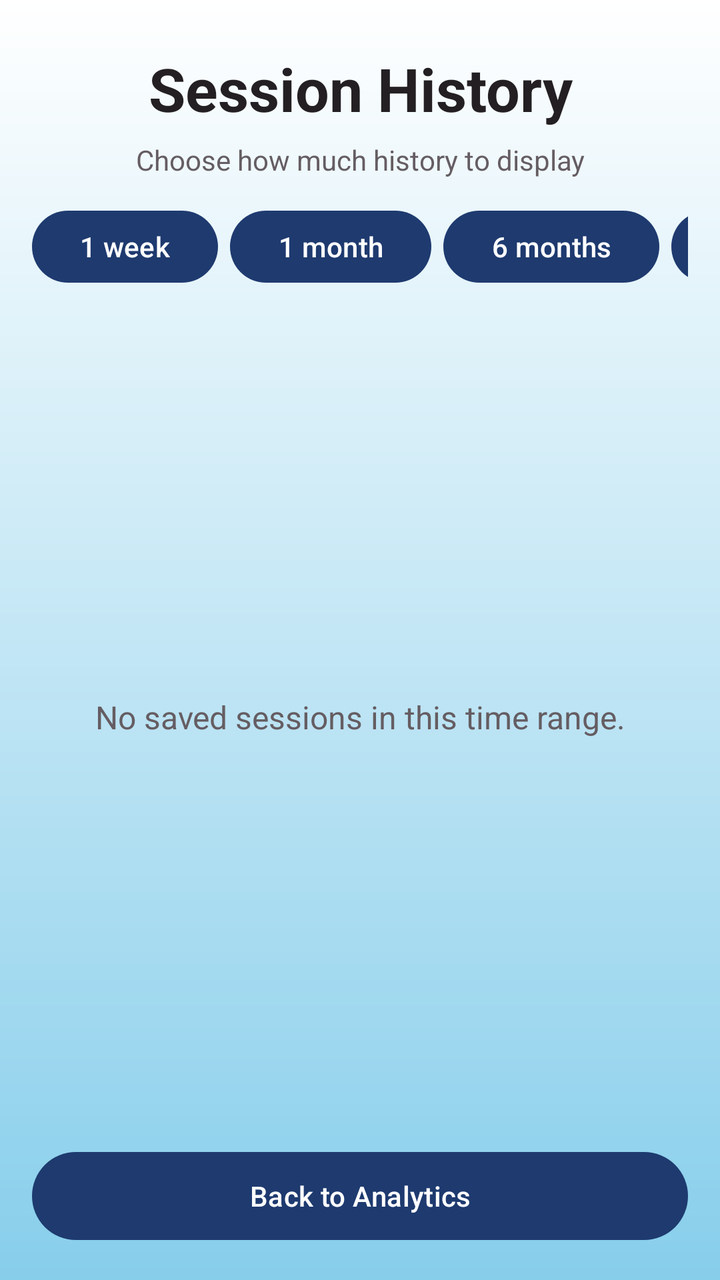
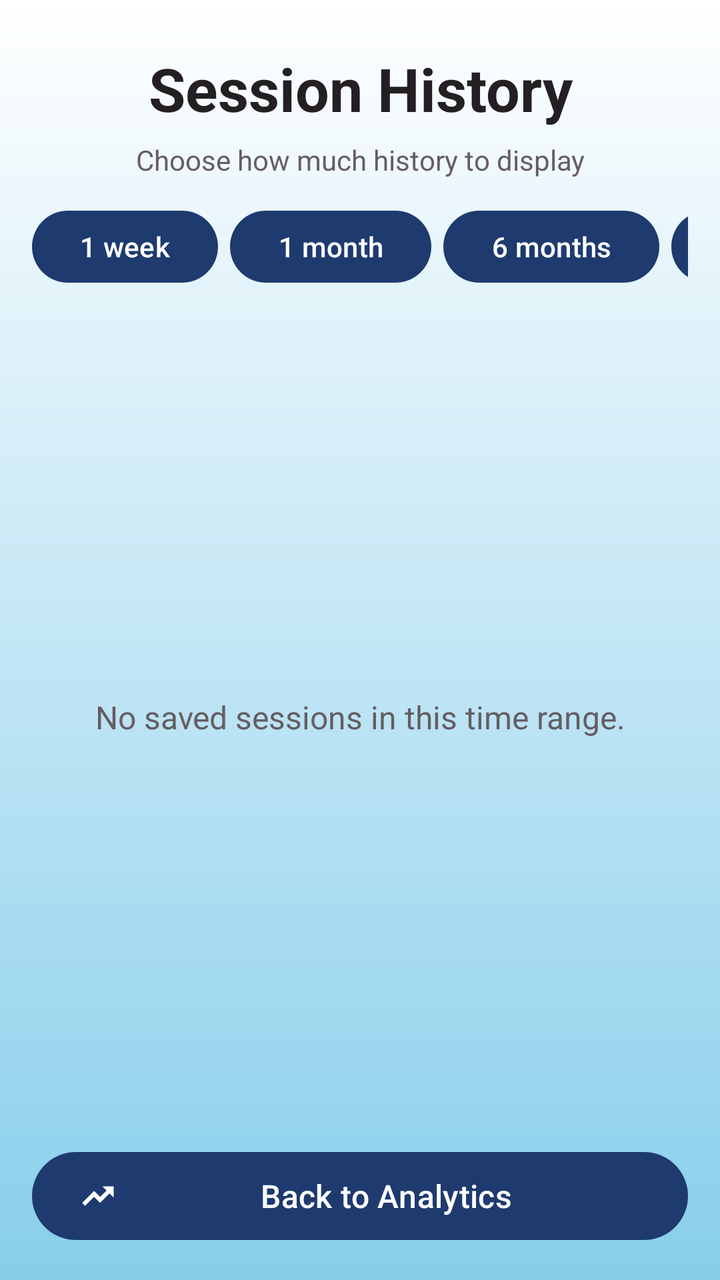

Two renders of the same Android screen: before a commit and after it. Below are the layout's source before the change and the commit's diff.
<!-- AndroidManifest.xml: application theme Theme.Zone -->
<!-- res/layout/session_history.xml -->
<?xml version="1.0" encoding="utf-8"?>
<LinearLayout xmlns:android="http://schemas.android.com/apk/res/android"
    xmlns:tools="http://schemas.android.com/tools"
    android:layout_width="match_parent"
    android:layout_height="match_parent"
    android:orientation="vertical"
    android:paddingStart="16dp"
    android:paddingTop="24dp"
    android:paddingEnd="16dp"
    android:paddingBottom="16dp">

    <TextView
        android:id="@+id/historyTitle"
        android:layout_width="match_parent"
        android:layout_height="wrap_content"
        android:gravity="center"
        android:text="Session History"
        android:textColor="@color/zone_text_primary"
        android:textSize="30sp"
        android:textStyle="bold" />

    <TextView
        android:layout_width="match_parent"
        android:layout_height="wrap_content"
        android:layout_marginTop="6dp"
        android:gravity="center"
        android:text="Choose how much history to display"
        android:textColor="@color/zone_text_secondary" />

    <HorizontalScrollView
        android:layout_width="match_parent"
        android:layout_height="wrap_content"
        android:layout_marginTop="12dp"
        android:fillViewport="true"
        android:scrollbars="none">

        <LinearLayout
            android:layout_width="wrap_content"
            android:layout_height="wrap_content"
            android:orientation="horizontal">

            <Button
                android:id="@+id/historyWeekButton"
                android:layout_width="wrap_content"
                android:layout_height="44dp"
                android:text="1 week" />
            <Button
                android:id="@+id/historyMonthButton"
                android:layout_width="wrap_content"
                android:layout_height="44dp"
                android:layout_marginStart="6dp"
                android:text="1 month" />
            <Button
                android:id="@+id/historySixMonthsButton"
                android:layout_width="wrap_content"
                android:layout_height="44dp"
                android:layout_marginStart="6dp"
                android:text="6 months" />
            <Button
                android:id="@+id/historyAllButton"
                android:layout_width="wrap_content"
                android:layout_height="44dp"
                android:layout_marginStart="6dp"
                android:text="All" />
        </LinearLayout>
    </HorizontalScrollView>

    <FrameLayout
        android:layout_width="match_parent"
        android:layout_height="0dp"
        android:layout_marginTop="12dp"
        android:layout_weight="1">

        <androidx.recyclerview.widget.RecyclerView
            android:id="@+id/sessionRecyclerView"
            android:layout_width="match_parent"
            android:layout_height="match_parent"
            tools:listitem="@layout/item_session_history" />

        <TextView
            android:id="@+id/historyEmptyText"
            android:layout_width="match_parent"
            android:layout_height="match_parent"
            android:gravity="center"
            android:padding="24dp"
            android:text="No saved sessions in this time range."
            android:textColor="@color/zone_text_secondary"
            android:textSize="16sp" />
    </FrameLayout>

    <Button
        android:id="@+id/backButton"
        android:layout_width="match_parent"
        android:layout_height="52dp"
        android:layout_marginTop="12dp"
        android:text="Back to Analytics" />
</LinearLayout>
<!-- res/layout/item_session_history.xml (included above) -->
<?xml version="1.0" encoding="utf-8"?>
<androidx.cardview.widget.CardView xmlns:android="http://schemas.android.com/apk/res/android"
    xmlns:app="http://schemas.android.com/apk/res-auto"
    android:layout_width="match_parent"
    android:layout_height="wrap_content"
    android:layout_marginVertical="4dp"
    app:cardCornerRadius="8dp"
    app:cardElevation="2dp">

    <LinearLayout
        android:layout_width="match_parent"
        android:layout_height="wrap_content"
        android:orientation="horizontal"
        android:padding="16dp"
        android:gravity="center_vertical">

        <LinearLayout
            android:layout_width="0dp"
            android:layout_height="wrap_content"
            android:layout_weight="1"
            android:orientation="vertical">

            <TextView
                android:id="@+id/sessionDateTime"
                android:layout_width="match_parent"
                android:layout_height="wrap_content"
                android:textColor="@color/black"
                android:textSize="18sp"
                android:textStyle="bold"
                android:text="Date &amp; Time" />

            <TextView
                android:id="@+id/sessionSummary"
                android:layout_width="match_parent"
                android:layout_height="wrap_content"
                android:layout_marginTop="4dp"
                android:textColor="@color/zone_text_secondary"
                android:text="Duration: 00:00 | Avg HR: 0" />
        </LinearLayout>

        <ImageButton
            android:id="@+id/deleteSessionButton"
            android:layout_width="48dp"
            android:layout_height="48dp"
            android:background="?attr/selectableItemBackgroundBorderless"
            android:contentDescription="Delete session"
            android:padding="12dp"
            android:src="@drawable/ic_delete" />
    </LinearLayout>
</androidx.cardview.widget.CardView>
<!-- resources referenced by this layout -->
<resources>
  <color name="black">#FF000000</color>
  <color name="zone_text_primary">#231F22</color>
  <color name="zone_text_secondary">#655D62</color>
  <!-- drawable ic_delete (drawable) -->
  <vector xmlns:android="http://schemas.android.com/apk/res/android"
      android:width="24dp"
      android:height="24dp"
      android:viewportWidth="24"
      android:viewportHeight="24"
      android:tint="@color/zone_warning">
    <path
        android:fillColor="@android:color/white"
        android:pathData="M6,19c0,1.1 0.9,2 2,2h8c1.1,0 2,-0.9 2,-2V7H6v12zM19,4h-3.5l-1,-1h-5l-1,1H5v2h14V4z"/>
  </vector>
  <style name="Theme.Zone" parent="Base.Theme.Zone" />
  <color name="zone_warning">#B24B24</color>
  <style name="Base.Theme.Zone" parent="Theme.Material3.Light">
          <item name="colorPrimary">@color/zone_primary</item>
          <item name="colorOnPrimary">@color/white</item>
          <item name="colorSecondary">@color/zone_heart</item>
          <item name="colorSurface">@color/white</item>
          <item name="colorSurfaceContainer">@color/zone_surface</item>
          <item name="colorOnSurface">@color/zone_text_primary</item>
          <item name="android:colorAccent">@color/zone_primary</item>
          <item name="android:textColorPrimary">@color/zone_text_primary</item>
          <item name="android:textColorSecondary">@color/zone_text_secondary</item>
          <item name="android:navigationBarColor">@color/white</item>
          <item name="android:statusBarColor">@color/zone_primary</item>
          <item name="android:windowLightStatusBar">false</item>
          <item name="android:windowBackground">@drawable/background_gradient</item>
          <item name="actionBarStyle">@style/Widget.Zone.ActionBar</item>
      </style>
  <color name="zone_primary">#1E3A6F</color>
  <color name="white">#FFFFFFFF</color>
  <color name="zone_heart">#D8325A</color>
  <color name="zone_surface">#FFF1F4</color>
  <!-- drawable background_gradient (drawable) -->
  <?xml version="1.0" encoding="utf-8"?>
  <shape xmlns:android="http://schemas.android.com/apk/res/android"
      android:shape="rectangle">
      <gradient
          android:startColor="@color/white"
          android:endColor="@color/sky_blue"
          android:angle="270" />
  </shape>
  <style name="Widget.Zone.ActionBar" parent="Widget.AppCompat.ActionBar">
          <item name="background">@android:color/transparent</item>
          <item name="elevation">0dp</item>
      </style>
  <color name="sky_blue">#87CEEB</color>
</resources>

<!-- the commit's change to res/layout/session_history.xml (unified diff, before → after) -->
@@ -1,8 +1,10 @@
 <?xml version="1.0" encoding="utf-8"?>
 <LinearLayout xmlns:android="http://schemas.android.com/apk/res/android"
+    xmlns:app="http://schemas.android.com/apk/res-auto"
     xmlns:tools="http://schemas.android.com/tools"
     android:layout_width="match_parent"
     android:layout_height="match_parent"
+    android:background="@drawable/background_gradient"
     android:orientation="vertical"
     android:paddingStart="16dp"
     android:paddingTop="24dp"
@@ -44,18 +46,21 @@
                 android:layout_width="wrap_content"
                 android:layout_height="44dp"
                 android:text="1 week" />
+
             <Button
                 android:id="@+id/historyMonthButton"
                 android:layout_width="wrap_content"
                 android:layout_height="44dp"
                 android:layout_marginStart="6dp"
                 android:text="1 month" />
+
             <Button
                 android:id="@+id/historySixMonthsButton"
                 android:layout_width="wrap_content"
                 android:layout_height="44dp"
                 android:layout_marginStart="6dp"
                 android:text="6 months" />
+
             <Button
                 android:id="@+id/historyAllButton"
                 android:layout_width="wrap_content"
@@ -92,8 +97,12 @@
         android:id="@+id/backButton"
         android:layout_width="match_parent"
         android:layout_height="52dp"
+        android:layout_gravity="center"
         android:layout_marginTop="12dp"
-        android:text="Back to Analytics" />
+        android:gravity="center"
+        android:text="Back to Analytics"
+        android:textSize="16dp"
+        app:icon="@drawable/ic_graph" />
 </LinearLayout>
 <!-- res/layout/item_session_history.xml (included above) -->
 <?xml version="1.0" encoding="utf-8"?>
<!-- resource entries referenced after the edit -->
@@ -13,6 +13,18 @@
     <path
         android:fillColor="@android:color/white"
         android:pathData="M6,19c0,1.1 0.9,2 2,2h8c1.1,0 2,-0.9 2,-2V7H6v12zM19,4h-3.5l-1,-1h-5l-1,1H5v2h14V4z"/>
+  </vector>
+  <!-- drawable ic_graph (drawable) -->
+  <vector xmlns:android="http://schemas.android.com/apk/res/android"
+      android:width="24dp"
+      android:height="24dp"
+      android:viewportWidth="24"
+      android:viewportHeight="24">
+    <path
+        android:fillColor="@color/nav_item_color"
+        android:strokeColor="@color/nav_item_color"
+        android:strokeWidth="0.8"
+        android:pathData="M16,6l2.29,2.29l-4.88,4.88l-4,-4L2,16.59L3.41,18l6,-6l4,4l6.3,-6.29L22,12V6z"/>
   </vector>
   <style name="Theme.Zone" parent="Base.Theme.Zone" />
   <color name="zone_warning">#B24B24</color>
